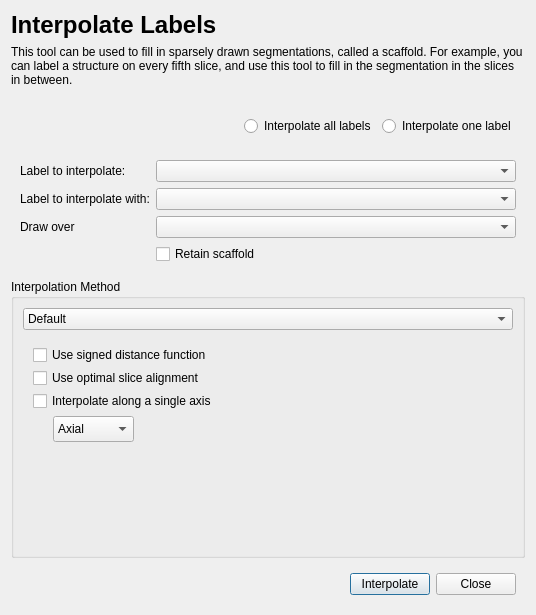
pyushkevich/itksnap, file GUI/Qt/Windows/InterpolateLabelsDialog.ui: the form before one commit.
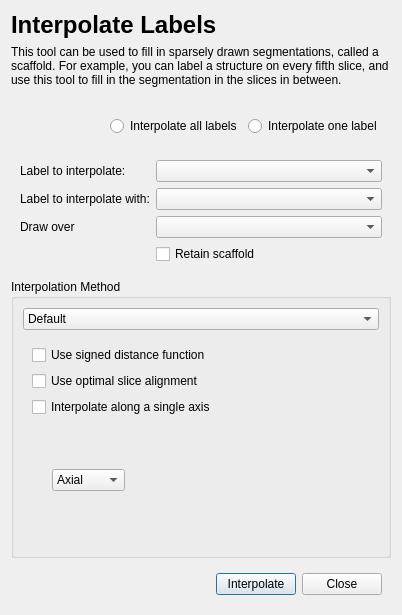
The form after the commit.

Commit message: Several fixes to registration and interpolation, including slices not painting for very small rotations, segmentation not updating

The edit to the form file:
```diff
--- a/GUI/Qt/Windows/InterpolateLabelsDialog.ui
+++ b/GUI/Qt/Windows/InterpolateLabelsDialog.ui
@@ -6,7 +6,7 @@
    <rect>
     <x>0</x>
     <y>0</y>
-    <width>536</width>
+    <width>402</width>
     <height>615</height>
    </rect>
   </property>
@@ -149,17 +149,90 @@
         <property name="currentIndex">
          <number>2</number>
         </property>
-        <widget class="QWidget" name="pageDefault">
-         <layout class="QFormLayout" name="formLayout_2">
-          <item row="0" column="0">
-           <widget class="QLabel" name="label_7">
+        <widget class="QWidget" name="pageMorphology">
+         <layout class="QVBoxLayout" name="verticalLayout_3">
+          <item>
+           <widget class="QCheckBox" name="chkMorphologyUseDistance">
+            <property name="toolTip">
+             <string>Use an alternative signed distance function-based method.  Slightly faster, but can fail for twisted shapes.</string>
+            </property>
             <property name="text">
-             <string>Smoothing (voxels):</string>
+             <string>Use signed distance function</string>
             </property>
            </widget>
           </item>
-          <item row="0" column="1">
-           <widget class="QDoubleSpinBox" name="inDefaultDistanceSmoothing"/>
+          <item>
+           <widget class="QCheckBox" name="chkMorphologyUseOptimalAlignment">
+            <property name="toolTip">
+             <string>Use optimal slice alignment instead of the default heuristic.  This can take a long time.</string>
+            </property>
+            <property name="text">
+             <string>Use optimal slice alignment</string>
+            </property>
+           </widget>
+          </item>
+          <item>
+           <widget class="QCheckBox" name="chkMorphologyInterpolateOneAxis">
+            <property name="toolTip">
+             <string>Use optimal slice alignment instead of the default heuristic.  This can take a long time.</string>
+            </property>
+            <property name="text">
+             <string>Interpolate along a single axis</string>
+            </property>
+           </widget>
+          </item>
+          <item>
+           <widget class="QWidget" name="widget_4" native="true">
+            <layout class="QHBoxLayout" name="horizontalLayout_3">
+             <property name="spacing">
+              <number>0</number>
+             </property>
+             <property name="leftMargin">
+              <number>20</number>
+             </property>
+             <property name="topMargin">
+              <number>0</number>
+             </property>
+             <property name="rightMargin">
+              <number>10</number>
+             </property>
+             <property name="bottomMargin">
+              <number>0</number>
+             </property>
+             <item>
+              <widget class="QComboBox" name="morphologyInterpolationAxis">
+               <item>
+                <property name="text">
+                 <string>Axial</string>
+                </property>
+               </item>
+               <item>
+                <property name="text">
+                 <string>Sagittal</string>
+                </property>
+               </item>
+               <item>
+                <property name="text">
+                 <string>Coronal</string>
+                </property>
+               </item>
+              </widget>
+             </item>
+             <item>
+              <spacer name="horizontalSpacer_3">
+               <property name="orientation">
+                <enum>Qt::Horizontal</enum>
+               </property>
+               <property name="sizeHint" stdset="0">
+                <size>
+                 <width>40</width>
+                 <height>20</height>
+                </size>
+               </property>
+              </spacer>
+             </item>
+            </layout>
+           </widget>
           </item>
          </layout>
         </widget>
@@ -187,80 +260,21 @@
           </item>
          </layout>
         </widget>
-        <widget class="QWidget" name="pageMorphology">
-         <widget class="QCheckBox" name="chkMorphologyUseDistance">
-          <property name="geometry">
-           <rect>
-            <x>10</x>
-            <y>9</y>
-            <width>204</width>
-            <height>20</height>
-           </rect>
-          </property>
-          <property name="toolTip">
-           <string>Use an alternative signed distance function-based method.  Slightly faster, but can fail for twisted shapes.</string>
-          </property>
-          <property name="text">
-           <string>Use signed distance function</string>
-          </property>
-         </widget>
-         <widget class="QCheckBox" name="chkMorphologyUseOptimalAlignment">
-          <property name="geometry">
-           <rect>
-            <x>10</x>
-            <y>32</y>
-            <width>195</width>
-            <height>20</height>
-           </rect>
-          </property>
-          <property name="toolTip">
-           <string>Use optimal slice alignment instead of the default heuristic.  This can take a long time.</string>
-          </property>
-          <property name="text">
-           <string>Use optimal slice alignment</string>
-          </property>
-         </widget>
-         <widget class="QCheckBox" name="chkMorphologyInterpolateOneAxis">
-          <property name="geometry">
-           <rect>
-            <x>10</x>
-            <y>55</y>
-            <width>209</width>
-            <height>20</height>
-           </rect>
-          </property>
-          <property name="toolTip">
-           <string>Use optimal slice alignment instead of the default heuristic.  This can take a long time.</string>
-          </property>
-          <property name="text">
-           <string>Interpolate along a single axis</string>
-          </property>
-         </widget>
-         <widget class="QComboBox" name="morphologyInterpolationAxis">
-          <property name="geometry">
-           <rect>
-            <x>30</x>
-            <y>80</y>
-            <width>81</width>
-            <height>26</height>
-           </rect>
-          </property>
-          <item>
-           <property name="text">
-            <string>Axial</string>
-           </property>
+        <widget class="QWidget" name="pageDistanceMap">
+         <layout class="QFormLayout" name="formLayout_2">
+          <item row="0" column="0">
+           <widget class="QLabel" name="label_7">
+            <property name="text">
+             <string>Smoothing (voxels):</string>
+            </property>
+           </widget>
           </item>
           <item>
            <property name="text">
             <string>Sagittal</string>
            </property>
           </item>
-          <item>
-           <property name="text">
-            <string>Coronal</string>
-           </property>
-          </item>
-         </widget>
+         </layout>
         </widget>
        </widget>
       </item>
```
Left out of the diff: 8 changed lines with no effect on the pictures. The commit also changes 10 other files.
